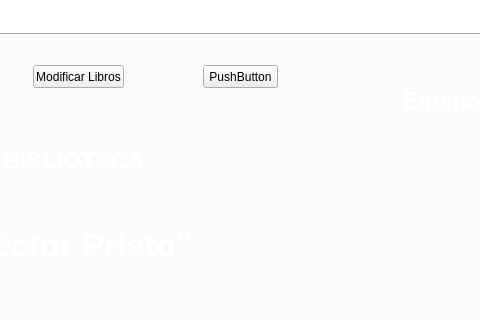
Old version of the form mainwindow.ui in the repository AdrianPrietoLozano/biblioteca; both pictures show x 168 to 648 and y 0 to 320 of the 829 by 539 pixel window.
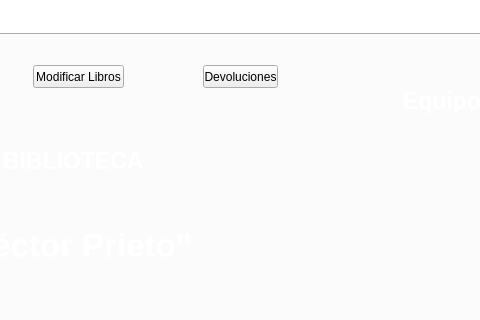
New version of the form. Icons and pictures are not drawn.

Commit message: Se agregarón las devoluciones pero aún falta generar el recibo cuando hay penalizaciones y eliminar el registro de la tabla préstamos

Diff of the .ui file:
```diff
--- a/mainwindow.ui
+++ b/mainwindow.ui
@@ -271,7 +271,7 @@
          <string notr="true">border-image: none;</string>
         </property>
         <property name="text">
-         <string>PushButton</string>
+         <string>Devoluciones</string>
         </property>
        </widget>
       </widget>
```
The commit also changes 11 other files.
